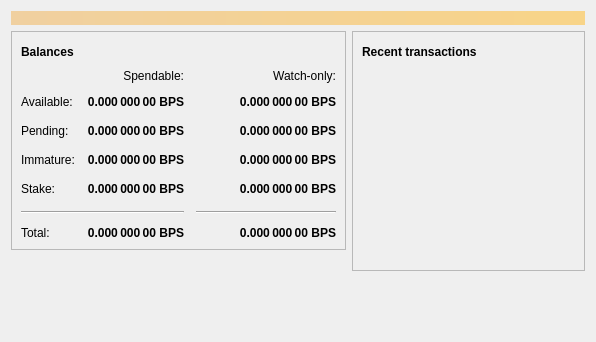
This is src/qt/forms/overviewpage.ui in CryptoDev777/litecoin-pos as Qt 5 draws it before an edit. The edited form follows.
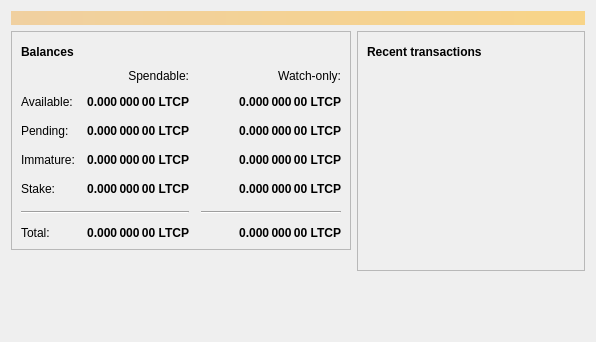
This is the edited form. Icons and pictures are not drawn.

Diff of the .ui file:
```diff
--- a/src/qt/forms/overviewpage.ui
+++ b/src/qt/forms/overviewpage.ui
@@ -129,7 +129,7 @@
                <string>Unconfirmed transactions to watch-only addresses</string>
               </property>
               <property name="text">
-               <string notr="true">0.000 000 00 BPS</string>
+               <string notr="true">0.000 000 00 LTCP</string>
               </property>
               <property name="alignment">
                <set>Qt::AlignRight|Qt::AlignTrailing|Qt::AlignVCenter</set>
@@ -154,7 +154,7 @@
                <string>Total of transactions that have yet to be confirmed, and do not yet count toward the spendable balance</string>
               </property>
               <property name="text">
-               <string notr="true">0.000 000 00 BPS</string>
+               <string notr="true">0.000 000 00 LTCP</string>
               </property>
               <property name="alignment">
                <set>Qt::AlignRight|Qt::AlignTrailing|Qt::AlignVCenter</set>
@@ -179,7 +179,7 @@
                <string>Mined balance in watch-only addresses that has not yet matured</string>
               </property>
               <property name="text">
-               <string notr="true">0.000 000 00 BPS</string>
+               <string notr="true">0.000 000 00 LTCP</string>
               </property>
               <property name="alignment">
                <set>Qt::AlignRight|Qt::AlignTrailing|Qt::AlignVCenter</set>
@@ -237,7 +237,7 @@
                <string>Mined balance that has not yet matured</string>
               </property>
               <property name="text">
-               <string notr="true">0.000 000 00 BPS</string>
+               <string notr="true">0.000 000 00 LTCP</string>
               </property>
               <property name="alignment">
                <set>Qt::AlignRight|Qt::AlignTrailing|Qt::AlignVCenter</set>
@@ -282,7 +282,7 @@
                <string>Stake</string>
               </property>
               <property name="text">
-               <string notr="true">0.000 000 00 BPS</string>
+               <string notr="true">0.000 000 00 LTCP</string>
               </property>
               <property name="alignment">
                <set>Qt::AlignRight|Qt::AlignTrailing|Qt::AlignVCenter</set>
@@ -327,7 +327,7 @@
                <string>Watch Stake</string>
               </property>
               <property name="text">
-               <string notr="true">0.000 000 00 BPS</string>
+               <string notr="true">0.000 000 00 LTCP</string>
               </property>
               <property name="alignment">
                <set>Qt::AlignRight|Qt::AlignTrailing|Qt::AlignVCenter</set>
@@ -352,7 +352,7 @@
                <string>Your current total balance</string>
               </property>
               <property name="text">
-               <string notr="true">0.000 000 00 BPS</string>
+               <string notr="true">0.000 000 00 LTCP</string>
               </property>
               <property name="alignment">
                <set>Qt::AlignRight|Qt::AlignTrailing|Qt::AlignVCenter</set>
@@ -377,7 +377,7 @@
                <string>Current total balance in watch-only addresses</string>
               </property>
               <property name="text">
-               <string notr="true">0.000 000 00 BPS</string>
+               <string notr="true">0.000 000 00 LTCP</string>
               </property>
               <property name="alignment">
                <set>Qt::AlignRight|Qt::AlignTrailing|Qt::AlignVCenter</set>
@@ -419,7 +419,7 @@
                <string>Your current spendable balance</string>
               </property>
               <property name="text">
-               <string notr="true">0.000 000 00 BPS</string>
+               <string notr="true">0.000 000 00 LTCP</string>
               </property>
               <property name="alignment">
                <set>Qt::AlignRight|Qt::AlignTrailing|Qt::AlignVCenter</set>
@@ -444,7 +444,7 @@
                <string>Your current balance in watch-only addresses</string>
               </property>
               <property name="text">
-               <string notr="true">0.000 000 00 BPS</string>
+               <string notr="true">0.000 000 00 LTCP</string>
               </property>
               <property name="alignment">
                <set>Qt::AlignRight|Qt::AlignTrailing|Qt::AlignVCenter</set>
```
